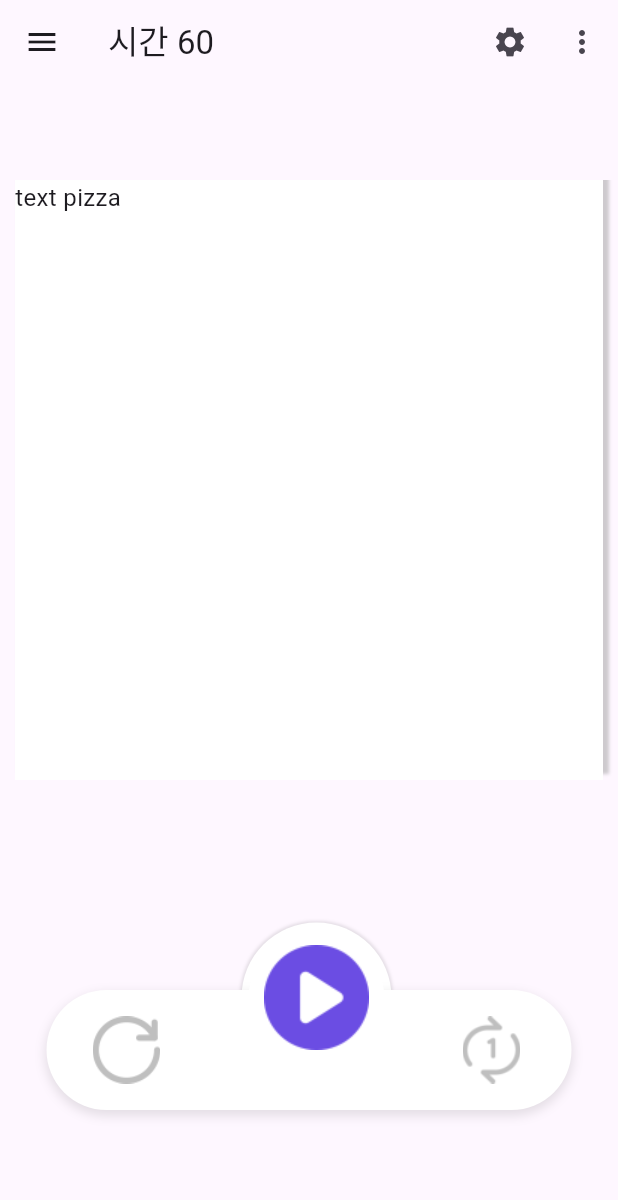
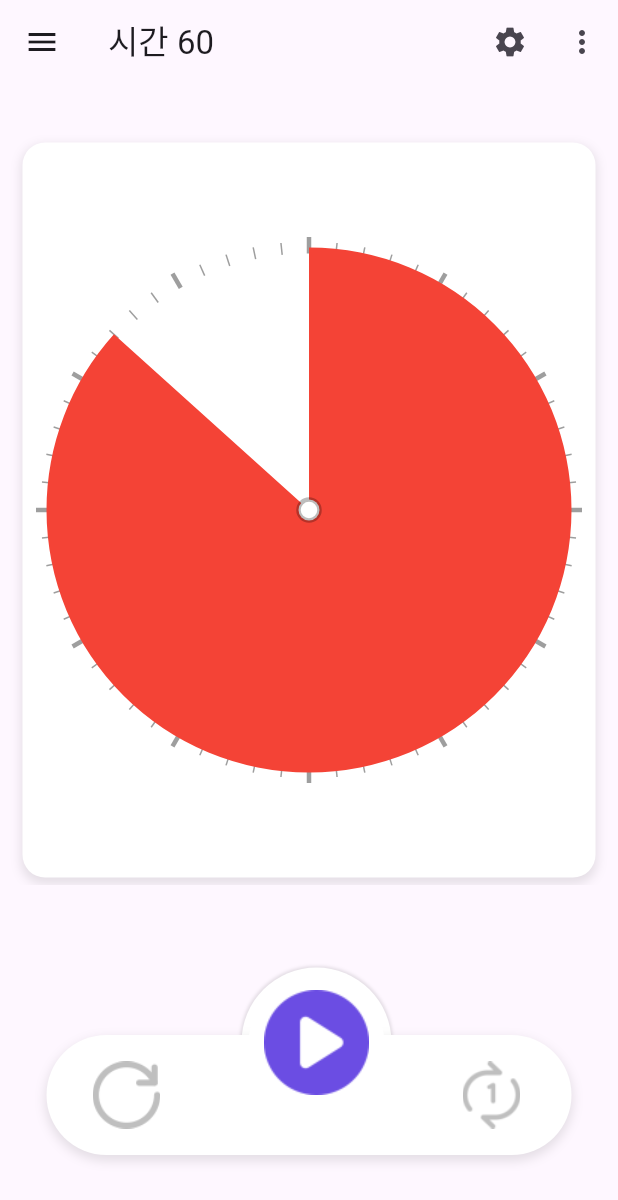
Before and after one commit to J-SSS/flutter_study, a Flutter app: the screen it shows after launch, on a phone screen of 412 x 824 dp. Shown: the top 1200 px of the screen. Run offline on Flutter 3.47's test engine with Material 3 defaults, Android fonts, the phone set to English and light mode, and no system bars; drawn by our look-alikes of carousel_slider; our stand-ins replace webview_flutter.

Commit message:
[스터디] #009 CarouselSlider 위젯 커스텀페인터와 중첩

```diff
--- a/lib/time_timer/timer.dart
+++ b/lib/time_timer/timer.dart
@@ -101,6 +101,7 @@ class MyTimeTimer extends StatelessWidget {
   Widget build(BuildContext context) {
     return Scaffold(
       appBar: AppBar(
+        // backgroundColor: Colors.green,
         title: Text('시간 ${context.select((TimeObserver p) => p.remainTime)}'),
         // leading: Builder(
         //   builder: (context) => IconButton(
@@ -144,35 +145,45 @@ class MyTimeTimer extends StatelessWidget {
           children: [
             CarouselSlider(
             options: CarouselOptions(
-                height: 400,
+                height: 500,
                 aspectRatio: 16 / 9, // 화면 비율(16/9)
                 viewportFraction: 1.0, // 페이지 차지 비율(0.8)
-                autoPlay: false, // 자동 슬라이드(false)
-                autoPlayInterval: const Duration(seconds: 4), // 자동 슬라이드 주기(4seconds)
+                // autoPlay: false, // 자동 슬라이드(false)
+                // autoPlayInterval: const Duration(seconds: 4), // 자동 슬라이드 주기(4seconds)
                 onPageChanged: ((index, reason) { // 페이지가 슬라이드될 때의 기능 정의
                   print('미디어쿼리');
                   print(MediaQuery.of(context).size);
                 }),
             ),
-            items: ['pizza','battery','heart','spped'].map((type) {
+            items: ['pizza','battery'].map((type) {
               return Builder(
                 builder: (BuildContext context) {
-                  return Container(
+                  return Padding(
+                      padding: EdgeInsets.fromLTRB(10.0,5.0,10.0,5.0), //좌 상 우 하
+                      child: Container(
                           width: MediaQuery.of(context).size.width,
-                      height: 30,
-                      margin: EdgeInsets.symmetric(horizontal: 10.0),
+                          margin: EdgeInsets.symmetric(horizontal: 5.0),
                           decoration: BoxDecoration(
                               color: Colors.white,
+                              borderRadius: BorderRadius.circular(15.0),
                               boxShadow: [
                                 BoxShadow(
-                            color: Colors.grey.withOpacity(0.5),
+                                  color: Colors.black26.withOpacity(0.1),
                                   spreadRadius: 1,
-                            blurRadius: 1,
-                            offset: Offset(3, -5), // 음영의 위치 조절
+                                  blurRadius: 5,
+                                  offset: Offset(0, 3), // 음영의 위치 조절
                                 ),
                               ]
                           ),
-                      child: Text('text ${type}', style: TextStyle(fontSize: 16.0),)
+                          child: Center(
+                            child: Stack(
+                              children:[
+                                pizzaTypeBase(),
+                                pizzaType(),
+                              ]
+                          ),
+                      )
+                    )
                  );
                 },
               );
@@ -183,7 +194,7 @@ class MyTimeTimer extends StatelessWidget {
             //     pizzaType(),
             //   ]
             // ),
-            SizedBox(height: 90,),
+            SizedBox(height: 50,),
             ButtomBarWidget()
           ],
         ),
@@ -308,9 +319,9 @@ class pizzaTypePainter extends CustomPainter {
   @override
   void paint(Canvas canvas, Size size) {
     Paint paint = Paint()
-      // ..color = Colors.red
-      // ..color = Color(0xFF56B5B7)
-      ..color = Color.fromRGBO(106,211,211, 1.0)
+      ..color = Colors.red
+      // ..color = Color(0xFF56B5B7) // 진한 민트
+      // ..color = Color.fromRGBO(106,211,211, 1.0) // 민트
       ..style = PaintingStyle.fill; // 채우기로 변경
 
     double centerX = size.width / 2;
```
Lines whose indentation alone changed are shown as unchanged.
